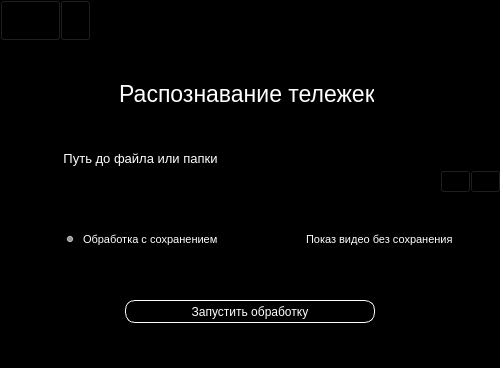
This is ui/main.ui in Murlocki/Curs as Qt 5 draws it before an edit. The edited form follows.
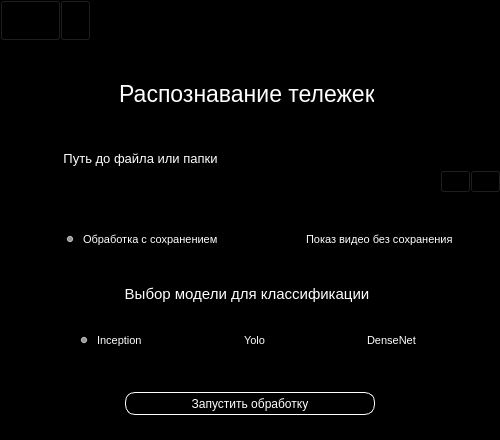
This is the edited form. Icons and pictures are not drawn.

Commit message: Add classiffier weights

The edit to the form file:
```diff
--- a/ui/main.ui
+++ b/ui/main.ui
@@ -10,7 +10,7 @@
     <x>0</x>
     <y>0</y>
     <width>500</width>
-    <height>368</height>
+    <height>440</height>
    </rect>
   </property>
   <property name="sizePolicy">
@@ -22,13 +22,13 @@
   <property name="minimumSize">
    <size>
     <width>500</width>
-    <height>368</height>
+    <height>440</height>
    </size>
   </property>
   <property name="maximumSize">
    <size>
     <width>500</width>
-    <height>368</height>
+    <height>440</height>
    </size>
   </property>
   <property name="cursor">
@@ -48,6 +48,12 @@
    <enum>QTabWidget::Rounded</enum>
   </property>
   <widget class="QWidget" name="centralwidget">
+   <property name="sizePolicy">
+    <sizepolicy hsizetype="Fixed" vsizetype="Fixed">
+     <horstretch>0</horstretch>
+     <verstretch>0</verstretch>
+    </sizepolicy>
+   </property>
    <property name="styleSheet">
     <string notr="true"/>
    </property>
@@ -235,7 +241,7 @@
     <property name="geometry">
      <rect>
       <x>125</x>
-      <y>300</y>
+      <y>392</y>
       <width>250</width>
       <height>23</height>
      </rect>
@@ -431,6 +437,124 @@
      </size>
     </property>
    </widget>
+   <widget class="QWidget" name="horizontalLayoutWidget_2">
+    <property name="geometry">
+     <rect>
+      <x>0</x>
+      <y>310</y>
+      <width>501</width>
+      <height>61</height>
+     </rect>
+    </property>
+    <layout class="QHBoxLayout" name="horizontalLayout_2" stretch="0,0,0">
+     <property name="spacing">
+      <number>0</number>
+     </property>
+     <item>
+      <widget class="QRadioButton" name="inception">
+       <property name="sizePolicy">
+        <sizepolicy hsizetype="Fixed" vsizetype="Fixed">
+         <horstretch>0</horstretch>
+         <verstretch>0</verstretch>
+        </sizepolicy>
+       </property>
+       <property name="font">
+        <font>
+         <pointsize>8</pointsize>
+         <weight>50</weight>
+         <italic>false</italic>
+         <bold>false</bold>
+         <underline>false</underline>
+         <strikeout>false</strikeout>
+        </font>
+       </property>
+       <property name="tabletTracking">
+        <bool>false</bool>
+       </property>
+       <property name="styleSheet">
+        <string notr="true">color:white;</string>
+       </property>
+       <property name="text">
+        <string>Inception</string>
+       </property>
+       <property name="checked">
+        <bool>true</bool>
+       </property>
+      </widget>
+     </item>
+     <item>
+      <widget class="QRadioButton" name="yolo">
+       <property name="sizePolicy">
+        <sizepolicy hsizetype="Fixed" vsizetype="Fixed">
+         <horstretch>0</horstretch>
+         <verstretch>0</verstretch>
+        </sizepolicy>
+       </property>
+       <property name="font">
+        <font>
+         <pointsize>8</pointsize>
+        </font>
+       </property>
+       <property name="styleSheet">
+        <string notr="true">color:white;
+</string>
+       </property>
+       <property name="text">
+        <string>Yolo</string>
+       </property>
+      </widget>
+     </item>
+     <item>
+      <widget class="QRadioButton" name="dense_net">
+       <property name="sizePolicy">
+        <sizepolicy hsizetype="Fixed" vsizetype="Fixed">
+         <horstretch>0</horstretch>
+         <verstretch>0</verstretch>
+        </sizepolicy>
+       </property>
+       <property name="font">
+        <font>
+         <pointsize>8</pointsize>
+        </font>
+       </property>
+       <property name="styleSheet">
+        <string notr="true">color:white;
+</string>
+       </property>
+       <property name="text">
+        <string>DenseNet</string>
+       </property>
+      </widget>
+     </item>
+    </layout>
+   </widget>
+   <widget class="QLabel" name="title_2">
+    <property name="geometry">
+     <rect>
+      <x>120</x>
+      <y>280</y>
+      <width>254</width>
+      <height>28</height>
+     </rect>
+    </property>
+    <property name="sizePolicy">
+     <sizepolicy hsizetype="Minimum" vsizetype="Fixed">
+      <horstretch>0</horstretch>
+      <verstretch>0</verstretch>
+     </sizepolicy>
+    </property>
+    <property name="styleSheet">
+     <string notr="true">color:white;
+font-size:15px;
+</string>
+    </property>
+    <property name="text">
+     <string>Выбор модели для классификации</string>
+    </property>
+    <property name="alignment">
+     <set>Qt::AlignCenter</set>
+    </property>
+   </widget>
   </widget>
  </widget>
  <tabstops>
```
The commit also changes 21 other files.
